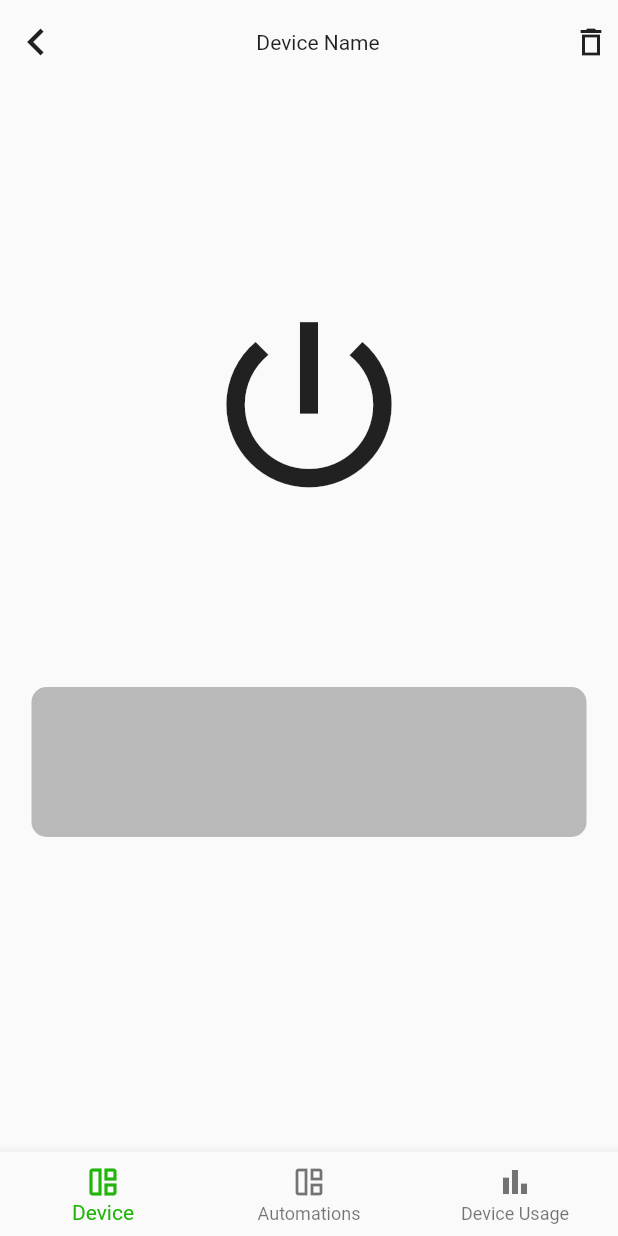
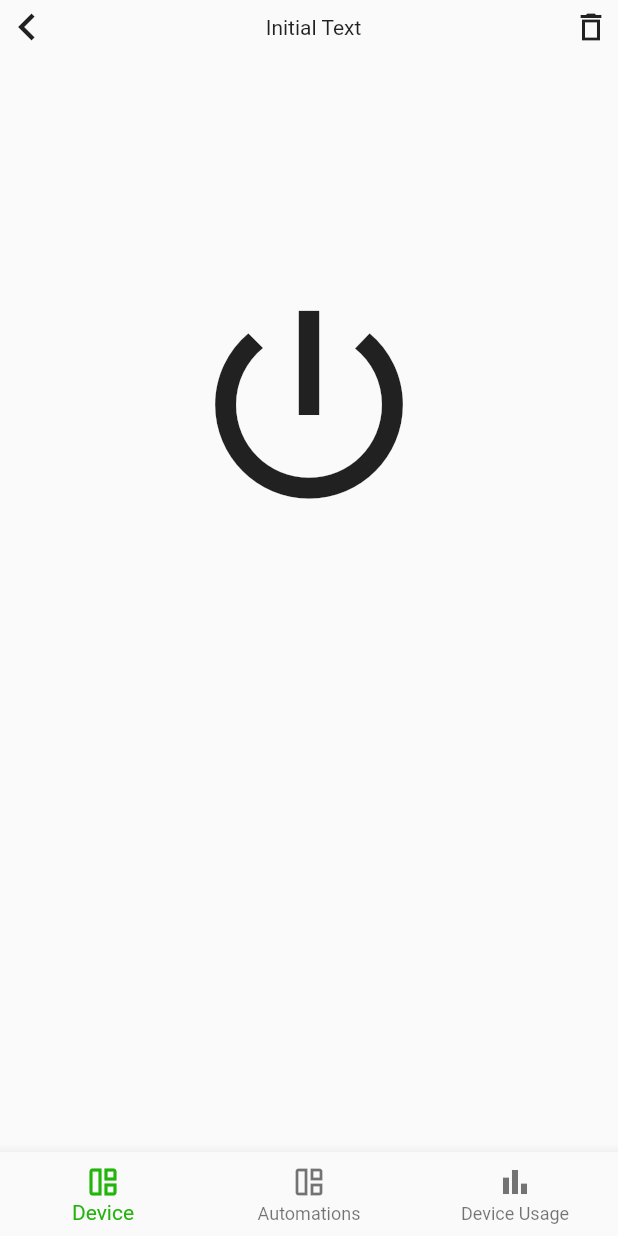
Before and after one commit to kc099/iot_basic, a Flutter app: the HomePage screen opened by its route, after a tap on "Living Room", on a phone screen of 412 x 824 dp. Run offline on Flutter 3.47's test engine with Material 2 defaults, Android fonts, the phone set to English and light mode, and no system bars; missing offline and left inert: mqtt_client.

Commit message:
updated packages

```diff
--- a/lib/components/home_widgets.dart
+++ b/lib/components/home_widgets.dart
@@ -3,22 +3,23 @@ import 'package:iot_basic/network/mqtt.dart';
 import '../screens/room.dart';
 import './reusablecard.dart';
 
-getDrawerWidget(int index, BuildContext context, MQTTClientWrapper mqttClient){
+getDrawerWidget(int index, BuildContext context, MQTTClientWrapper mqttClient,
+    Function updateState) {
   switch (index) {
     case 0:
-      return _homeListView(context, mqttClient);
-      break;
+      return _homeListView(context, mqttClient, updateState);
+    // break;
     case 1:
       return _profileView(context);
-      break;
+    // break;
     case 2:
       return _profileView(context);
-      break;
+    // break;
   }
 }
 
-
-  Widget _homeListView(BuildContext context, MQTTClientWrapper mqttClient) {
+Widget _homeListView(
+    BuildContext context, MQTTClientWrapper mqttClient, Function updateState) {
   return Column(
     children: <Widget>[
       Padding(
@@ -42,58 +43,36 @@ getDrawerWidget(int index, BuildContext context, MQTTClientWrapper mqttClient){
       Expanded(
         child: ListView(
           children: <Widget>[
-              GestureDetector(
-                onTap: () {
-                  Navigator.push(
-                    context,
-                    MaterialPageRoute(
-                      builder: (context) {
-                        return RoomPage(
-                          mqttClient: mqttClient,
-                        );
-                      },
-                    ),
-                  );
-                },
-                child: ReusableCard(
+            ReusableCard(
               colour: (Colors.amber[100])!,
               text: 'Living Room',
+              mqttClient: mqttClient,
+              // cardType:
             ),
+            ReusableCard(
+              colour: (Colors.amber[100])!,
+              text: 'Living Room',
+              mqttClient: mqttClient,
+              // cardType:
             ),
-              GestureDetector(
-                onTap: () {
-                  Navigator.push(
-                    context,
-                    MaterialPageRoute(
-                      builder: (context) {
-                        return RoomPage(
+            ReusableCard(
+              colour: (Colors.amber[100])!,
+              text: 'Living Room',
               mqttClient: mqttClient,
-                        );
-                      },
+              // cardType:
             ),
-                  );
-                },
-                child: ReusableCard(
+            Padding(
+              padding: const EdgeInsets.only(left: 4.0),
+              child: ExpansionTile(
+                title: const Text('Indus Smart Switch'),
+                // subtitle: Text('click to expand'),
+                children: <Widget>[
+                  ReusableCard(
                     colour: (Colors.amber[100])!,
-                  text: 'Bed Room',
+                    text: 'Living Room',
+                    mqttClient: mqttClient,
                   ),
-              ),
-              GestureDetector(
-                onTap: () {
-                  Navigator.push(
-                    context,
-                    MaterialPageRoute(
-                      builder: (context) {
-                        return RoomPage(
-                          mqttClient: mqttClient,
-                        );
-                      },
-                    ),
-                  );
-                },
-                child: ReusableCard(
-                  colour: (Colors.amber[100])!,
-                  text: 'Kitchen',
+                ],
               ),
             ),
           ],
@@ -130,7 +109,7 @@ getDrawerWidget(int index, BuildContext context, MQTTClientWrapper mqttClient){
               ),
               title: const Text('Hi, User'),
               trailing: GestureDetector(
-                  onTap: (){
+                onTap: () {
                   showDialog<String>(
                     context: context,
                     builder: (BuildContext context) => AlertDialog(
@@ -143,7 +122,10 @@ getDrawerWidget(int index, BuildContext context, MQTTClientWrapper mqttClient){
                         ),
                         TextButton(
                           onPressed: () => Navigator.pop(context, 'Logout'),
-                            child: const Text('Logout', style: TextStyle(color: Colors.red),),
+                          child: const Text(
+                            'Logout',
+                            style: TextStyle(color: Colors.red),
+                          ),
                         ),
                       ],
                     ),
--- a/lib/components/reusablecard.dart
+++ b/lib/components/reusablecard.dart
@@ -1,17 +1,39 @@
 import 'package:flutter/material.dart';
+import '../screens/room.dart';
+import '../network/mqtt.dart';
 
 class ReusableCard extends StatelessWidget {
-  const ReusableCard({Key? key, required this.colour, required this.text})
-      : super(key: key);
+  const ReusableCard({
+    Key? key,
+    required this.colour,
+    required this.text,
+    required this.mqttClient,
+    // required this.status
+  }) : super(key: key);
 
   final Color colour;
   final String text;
+  final MQTTClientWrapper mqttClient;
+  // final bool status = false;
 
   @override
   Widget build(BuildContext context) {
-    return Container(
+    return GestureDetector(
+      onTap: () {
+        Navigator.push(
+          context,
+          MaterialPageRoute(
+            builder: (context) {
+              return RoomPage(
+                mqttClient: mqttClient,
+              );
+            },
+          ),
+        );
+      },
+      child: Container(
         // color: colour,
-      height: 100.0,
+        height: 80.0,
         margin: const EdgeInsets.all(15.0),
         decoration: BoxDecoration(
           color: colour,
@@ -23,6 +45,7 @@ class ReusableCard extends StatelessWidget {
             Text(text),
           ],
         ),
+      ),
     );
   }
 }
--- a/lib/network/mqtt.dart
+++ b/lib/network/mqtt.dart
@@ -20,7 +20,7 @@ enum MqttSubscriptionState {
 class MQTTClientWrapper {
   // MQTTClientWrapper({required this.client});
   MqttServerClient client = MqttServerClient.withPort(
-      'f15a50344c474fb6a47b40009237f69b.s1.eu.hivemq.cloud', 'indusrain', 8883);
+      '8c5d200f81af441b9cf55516645d54ac.s2.eu.hivemq.cloud', 'indusrain', 8883);
 
   MqttCurrentConnectionState connectionState = MqttCurrentConnectionState.IDLE;
   MqttSubscriptionState subscriptionState = MqttSubscriptionState.IDLE;
--- a/lib/screens/home.dart
+++ b/lib/screens/home.dart
@@ -19,13 +19,18 @@ class _HomePageState extends State<HomePage> {
     super.initState();
   }
 
+  void updateState() {
+    setState(() {});
+  }
+
   @override
   Widget build(BuildContext context) {
     return Scaffold(
       resizeToAvoidBottomInset: false,
       backgroundColor: Colors.white,
       body: SafeArea(
-        child: getDrawerWidget(_selectedIndex, context, widget.mqttClient),
+        child: getDrawerWidget(
+            _selectedIndex, context, widget.mqttClient, updateState),
       ),
       bottomNavigationBar: BottomNavigationBar(
         items: const <BottomNavigationBarItem>[
--- a/lib/screens/login_screen.dart
+++ b/lib/screens/login_screen.dart
@@ -1,7 +1,7 @@
 import 'package:flutter/material.dart';
-import 'package:iot_basic/constants.dart';
-import 'package:iot_basic/screens/home.dart';
-import 'package:iot_basic/network/mqtt.dart';
+import '../constants.dart';
+import '../screens/home.dart';
+import '../network/mqtt.dart';
 
 class LoginScreen extends StatefulWidget {
   LoginScreen({Key? key}) : super(key: key);
--- a/lib/screens/room.dart
+++ b/lib/screens/room.dart
@@ -1,6 +1,5 @@
 import 'package:flutter/material.dart';
-import 'package:iot_basic/components/reusablecard.dart';
-import 'package:iot_basic/screens/home.dart';
+import 'home.dart';
 import '../network/mqtt.dart';
 
 const List<String> list = <String>['Edit', 'Delete'];
@@ -16,15 +15,56 @@ class RoomPage extends StatefulWidget {
 
 class _RoomPageState extends State<RoomPage> {
   int _selectedIndex = 0;
+  bool _isEditingText = false;
+  late TextEditingController _editingController;
+  String initialText = "Initial Text";
+
+  @override
+  void initState() {
+    super.initState();
+    _editingController = TextEditingController(text: initialText);
+  }
+
+  @override
+  void dispose() {
+    _editingController.dispose();
+    super.dispose();
+  }
+
+  Widget _editTitleTextField() {
+    if (_isEditingText) {
+      return SizedBox(
+        width: 100.0,
+        child: TextField(
+          onSubmitted: (newValue) {
+            setState(() {
+              initialText = newValue;
+              _isEditingText = false;
+            });
+          },
+          autofocus: true,
+          controller: _editingController,
+        ),
+      );
+    }
+    return GestureDetector(
+      onTap: () {
+        setState(() {
+          _isEditingText = true;
+        });
+      },
+      child: Text(initialText),
+    );
+  }
 
   @override
   Widget build(BuildContext context) {
     return Scaffold(
       body: SafeArea(
-        child: Padding(
-          padding: const EdgeInsets.symmetric(horizontal: 6.0, vertical: 10.0),
         child: Column(children: <Widget>[
-            Row(
+          Padding(
+            padding: const EdgeInsets.only(right: 6.0),
+            child: Row(
               mainAxisAlignment: MainAxisAlignment.spaceBetween,
               children: <Widget>[
                 GestureDetector(
@@ -45,14 +85,15 @@ class _RoomPageState extends State<RoomPage> {
                     );
                   },
                 ),
-                const Text('Device Name'),
+                _editTitleTextField(),
                 GestureDetector(
-                   onTap: (){
+                  onTap: () {
                     showDialog<String>(
                       context: context,
                       builder: (BuildContext context) => AlertDialog(
                         // title: const Text('AlertDialog Title'),
-                         content: const Text('Do you want to remove your device?'),
+                        content:
+                            const Text('Do you want to remove your device?'),
                         actions: <Widget>[
                           TextButton(
                             onPressed: () => Navigator.pop(context, 'Cancel'),
@@ -60,7 +101,10 @@ class _RoomPageState extends State<RoomPage> {
                           ),
                           TextButton(
                             onPressed: () => Navigator.pop(context, 'Delete'),
-                             child: const Text('Delete', style: TextStyle(color: Colors.red),),
+                            child: const Text(
+                              'Delete',
+                              style: TextStyle(color: Colors.red),
+                            ),
                           ),
                         ],
                       ),
@@ -73,13 +117,14 @@ class _RoomPageState extends State<RoomPage> {
                 ),
               ],
             ),
+          ),
           const SizedBox(
             height: 150.0,
           ),
           GestureDetector(
             child: const Icon(
               Icons.power_settings_new,
-                size: 147,
+              size: 167,
             ),
             onTap: () {
               print('power pressed');
@@ -88,14 +133,13 @@ class _RoomPageState extends State<RoomPage> {
           const SizedBox(
             height: 100.0,
           ),
-            GestureDetector(
-              child: const ReusableCard(
-                colour: Colors.black26,
-                text: '',
-              ),
-            ),
+          // GestureDetector(
+          //   child: const ReusableCard(
+          //     colour: Colors.black26,
+          //     text: '',
+          //   ),
+          // ),
         ]),
-        ),
       ),
       bottomNavigationBar: BottomNavigationBar(
         items: const <BottomNavigationBarItem>[
--- a/pubspec.yaml
+++ b/pubspec.yaml
@@ -35,9 +35,8 @@ dependencies:
 
   # The following adds the Cupertino Icons font to your application.
   # Use with the CupertinoIcons class for iOS style icons.
-  cupertino_icons: ^1.0.2
-  mqtt_client: ^9.6.1
-  wifi_iot: ^0.3.18
+  cupertino_icons: ^1.0.5
+  mqtt_client: ^9.7.4
   http: ^0.13.5
 
 dev_dependencies:
```
Also changed, not shown: lib/screens/register_screen.dart (+12 -23 lines), pubspec.lock, 7 other files. Lines whose indentation alone changed are shown as unchanged.
